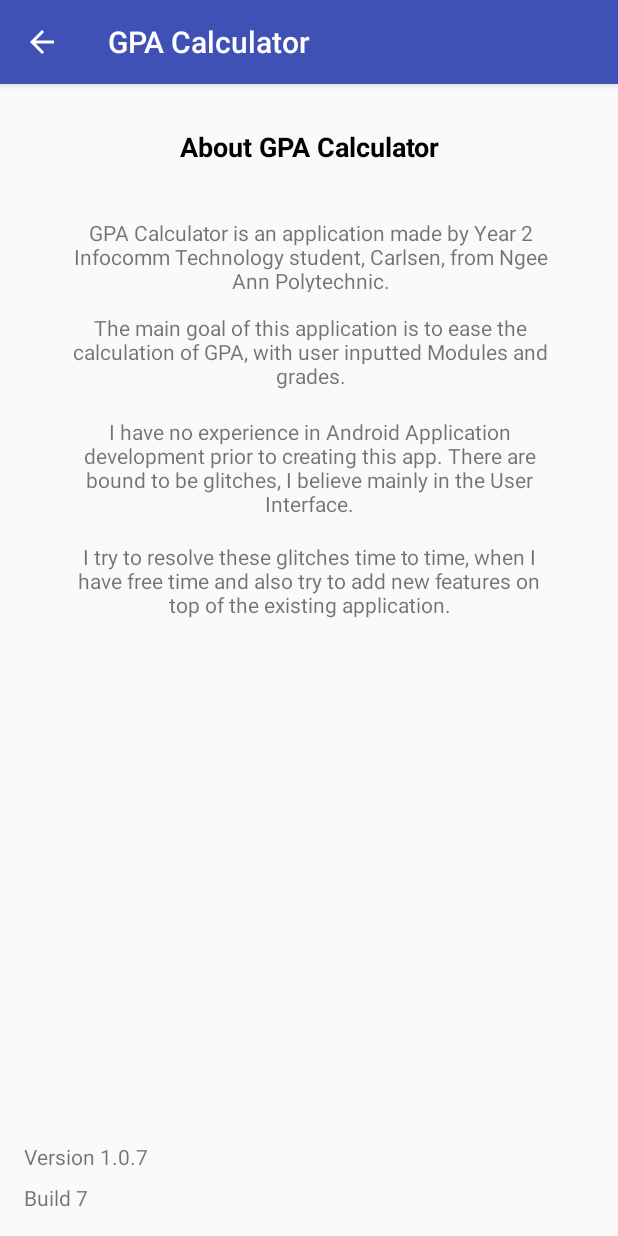
After one commit to AndroidNoob69/GPACalculator, an Android app: the About screen opened directly, with no data from a screen before it, on a phone screen of 412 x 824 dp. The commit adds this screen. Run offline under Robolectric (Android 15) with nearby library versions, the phone set to English and light mode, and no system bars.

Commit message:
Add about screen

```diff
--- a/app/build.gradle
+++ b/app/build.gradle
@@ -7,8 +7,8 @@ android {
         applicationId "wind07.gpacalculator"
         minSdkVersion 19
         targetSdkVersion 26
-        versionCode 6
-        versionName "1.0.6"
+        versionCode 7
+        versionName "1.0.7"
         testInstrumentationRunner "android.support.test.runner.AndroidJUnitRunner"
     }
     buildTypes {
--- a/app/src/main/AndroidManifest.xml
+++ b/app/src/main/AndroidManifest.xml
@@ -22,6 +22,10 @@
         <activity
             android:name=".GPA"
             android:parentActivityName=".MainActivity" />
+        <activity
+            android:name=".About"
+            android:parentActivityName=".MainActivity">
+        </activity>
     </application>
 
 </manifest>
--- /dev/null
+++ b/app/src/main/java/wind07/gpacalculator/About.java
@@ -0,0 +1,22 @@
+package wind07.gpacalculator;
+
+import android.support.v7.app.AppCompatActivity;
+import android.os.Bundle;
+import android.widget.TextView;
+
+import wind07.gpacalculator.BuildConfig;
+
+public class About extends AppCompatActivity {
+
+    @Override
+    protected void onCreate(Bundle savedInstanceState) {
+        super.onCreate(savedInstanceState);
+        setContentView(R.layout.activity_about);
+        TextView lblVersionCode = (TextView) findViewById(R.id.lblVersionCode);
+        TextView lblVersionName = (TextView) findViewById(R.id.lblVersionName);
+        String versionCode = "Build " + Integer.toString(BuildConfig.VERSION_CODE);
+        String versionName = "Version " + BuildConfig.VERSION_NAME;
+        lblVersionCode.setText(versionCode);
+        lblVersionName.setText(versionName);
+    }
+}
--- a/app/src/main/java/wind07/gpacalculator/MainActivity.java
+++ b/app/src/main/java/wind07/gpacalculator/MainActivity.java
@@ -6,6 +6,8 @@ import android.content.pm.ActivityInfo;
 import android.graphics.Color;
 import android.support.v7.app.AppCompatActivity;
 import android.os.Bundle;
+import android.view.Menu;
+import android.view.MenuItem;
 import android.view.View;
 import android.view.inputmethod.InputMethodManager;
 import android.widget.ArrayAdapter;
@@ -42,6 +44,23 @@ public class MainActivity extends AppCompatActivity {
             modCount = 0;
         }
         lblModCount.setText(Integer.toString(modCount));
+    }
+    @Override
+    public boolean onCreateOptionsMenu(Menu menu) {
+        getMenuInflater().inflate(R.menu.menu_main, menu);
+        return true;
+    }
+    @Override
+    public boolean onOptionsItemSelected(MenuItem item) {
+        switch (item.getItemId()) {
+            case R.id.action_about: {
+                Intent intent = new Intent(this, About.class);
+                startActivity(intent);
+                break;
+            }
+            // case blocks for other MenuItems (if any)
+        }
+        return false;
     }
     public void onAddModuleClick(View view){
         String modName = txtModName.getText().toString().trim();
--- /dev/null
+++ b/app/src/main/res/layout/activity_about.xml
@@ -0,0 +1,91 @@
+<?xml version="1.0" encoding="utf-8"?>
+<android.support.constraint.ConstraintLayout xmlns:android="http://schemas.android.com/apk/res/android"
+    xmlns:app="http://schemas.android.com/apk/res-auto"
+    xmlns:tools="http://schemas.android.com/tools"
+    android:layout_width="match_parent"
+    android:layout_height="match_parent"
+    tools:context="wind07.gpacalculator.About">
+
+    <TextView
+        android:id="@+id/lblAboutTitle"
+        android:layout_width="wrap_content"
+        android:layout_height="wrap_content"
+        android:layout_marginTop="29dp"
+        android:text="About GPA Calculator"
+        android:textAlignment="center"
+        android:textColor="@android:color/background_dark"
+        android:textSize="18sp"
+        android:textStyle="bold"
+        app:layout_constraintLeft_toLeftOf="parent"
+        app:layout_constraintRight_toRightOf="parent"
+        app:layout_constraintTop_toTopOf="parent" />
+
+    <TextView
+        android:id="@+id/lblAboutMessage1"
+        android:layout_width="317dp"
+        android:layout_height="49dp"
+        android:layout_marginTop="35dp"
+        android:text="GPA Calculator is an application made by Year 2 Infocomm Technology student, Carlsen, from Ngee Ann Polytechnic."
+        android:textAlignment="center"
+        app:layout_constraintHorizontal_bias="0.508"
+        app:layout_constraintLeft_toLeftOf="parent"
+        app:layout_constraintRight_toRightOf="parent"
+        app:layout_constraintTop_toBottomOf="@+id/lblAboutTitle" />
+
+    <TextView
+        android:id="@+id/lblAboutMessage2"
+        android:layout_width="329dp"
+        android:layout_height="54dp"
+        android:text="The main goal of this application is to ease the calculation of GPA, with user inputted Modules and grades."
+        android:textAlignment="center"
+        app:layout_constraintLeft_toLeftOf="parent"
+        app:layout_constraintRight_toRightOf="parent"
+        android:layout_marginTop="14dp"
+        app:layout_constraintTop_toBottomOf="@+id/lblAboutMessage1"
+        app:layout_constraintHorizontal_bias="0.509" />
+
+    <TextView
+        android:id="@+id/lblAboutMessage3"
+        android:layout_width="329dp"
+        android:layout_height="68dp"
+        android:layout_marginTop="15dp"
+        android:text="I have no experience in Android Application development prior to creating this app. There are bound to be glitches, I believe mainly in the User Interface."
+        android:textAlignment="center"
+        app:layout_constraintLeft_toLeftOf="parent"
+        app:layout_constraintRight_toRightOf="parent"
+        app:layout_constraintTop_toBottomOf="@+id/lblAboutMessage2" />
+
+    <TextView
+        android:id="@+id/lblAboutMessage4"
+        android:layout_width="322dp"
+        android:layout_height="54dp"
+        android:layout_marginTop="15dp"
+        android:text="I try to resolve these glitches time to time, when I have free time and also try to add new features on top of the existing application."
+        android:textAlignment="center"
+        app:layout_constraintLeft_toLeftOf="parent"
+        app:layout_constraintRight_toRightOf="parent"
+        app:layout_constraintTop_toBottomOf="@+id/lblAboutMessage3"
+        tools:layout_editor_absoluteY="314dp"
+        tools:layout_editor_absoluteX="37dp" />
+
+    <TextView
+        android:id="@+id/lblVersionName"
+        android:layout_width="wrap_content"
+        android:layout_height="wrap_content"
+        android:layout_marginBottom="8dp"
+        android:layout_marginLeft="16dp"
+        android:text="Version Name x.x.x"
+        app:layout_constraintBottom_toTopOf="@+id/lblVersionCode"
+        app:layout_constraintLeft_toLeftOf="parent" />
+
+    <TextView
+        android:id="@+id/lblVersionCode"
+        android:layout_width="wrap_content"
+        android:layout_height="wrap_content"
+        android:layout_marginBottom="16dp"
+        android:layout_marginLeft="16dp"
+        android:text="Version Code Build xxx"
+        app:layout_constraintBottom_toBottomOf="parent"
+        app:layout_constraintLeft_toLeftOf="parent" />
+
+</android.support.constraint.ConstraintLayout>
--- a/app/src/main/res/layout/activity_main.xml
+++ b/app/src/main/res/layout/activity_main.xml
@@ -5,7 +5,6 @@
     android:layout_width="match_parent"
     android:layout_height="match_parent"
     tools:context="wind07.gpacalculator.MainActivity">
-
     <EditText
         android:id="@+id/txtModName"
         android:layout_width="334dp"
@@ -127,4 +126,5 @@
         app:layout_constraintLeft_toLeftOf="parent"
         app:layout_constraintTop_toBottomOf="@+id/txtCredUnits" />
 
+
 </android.support.constraint.ConstraintLayout>
--- /dev/null
+++ b/app/src/main/res/menu/menu_main.xml
@@ -0,0 +1,9 @@
+<?xml version="1.0" encoding="utf-8"?>
+<menu xmlns:android="http://schemas.android.com/apk/res/android"
+    xmlns:app="http://schemas.android.com/apk/res-auto">
+
+    <item
+        android:id="@+id/action_about"
+        android:title="About"
+        app:showAsAction="never"/>
+</menu>
```
Also changed, not shown: 1 other file.
